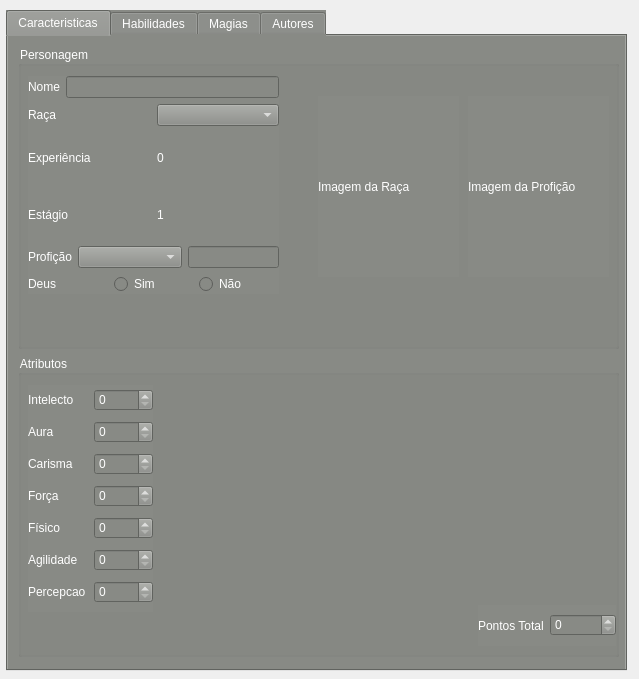
miguelsrrobo/Tagmar, file mainwindow.ui: the form before one commit.
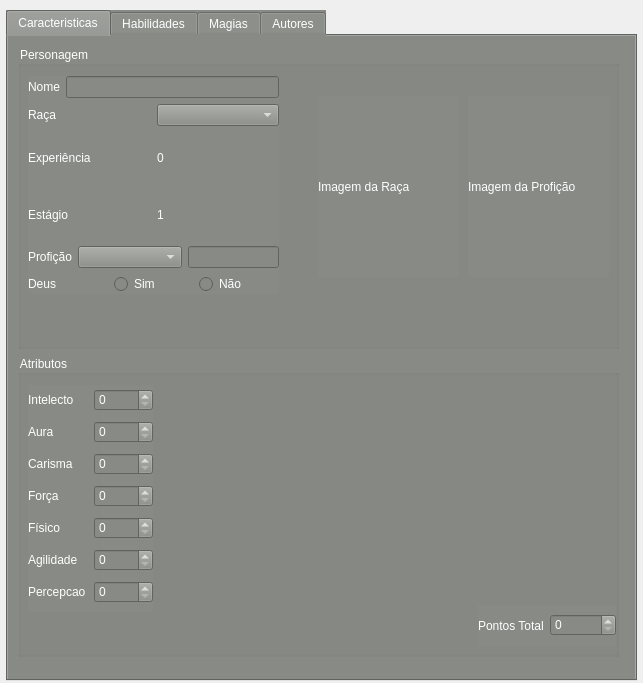
The form after the commit. Icons and pictures are not drawn.

The edit to the form file:
```diff
--- a/mainwindow.ui
+++ b/mainwindow.ui
@@ -6,8 +6,8 @@
    <rect>
     <x>0</x>
     <y>0</y>
-    <width>639</width>
-    <height>679</height>
+    <width>643</width>
+    <height>683</height>
    </rect>
   </property>
   <property name="minimumSize">
@@ -41,8 +41,8 @@
      <rect>
       <x>6</x>
       <y>10</y>
-      <width>621</width>
-      <height>661</height>
+      <width>631</width>
+      <height>671</height>
      </rect>
     </property>
     <property name="styleSheet">
```
Left out of the diff: 2 changed lines with no effect on the pictures.
